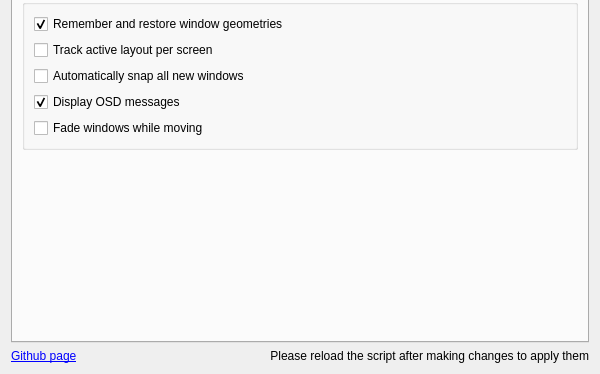
First picture: the form in src/contents/ui/config.ui, repository gerritdevriese/kzones, before the edit; both pictures show x 0 to 600 and y 426 to 800 of the 600 by 800 pixel window.
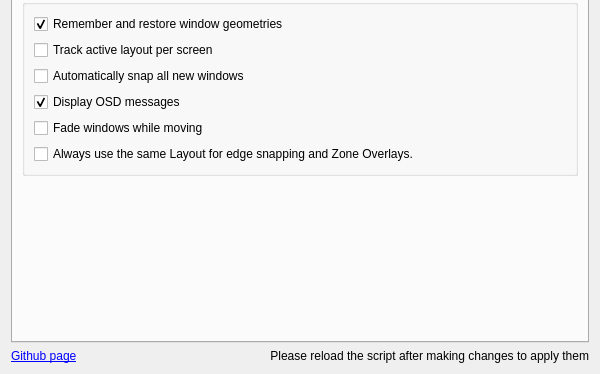
Second picture: the form after the edit. Icons and pictures are not drawn.

Commit message: allow for 'fixed' layouts that stay permanently regardless of zone selector choices

```diff
--- a/src/contents/ui/config.ui
+++ b/src/contents/ui/config.ui
@@ -316,6 +316,13 @@
             </property>
            </widget>
           </item>
+       <item>
+           <widget class="QCheckBox" name="kcfg_resetToDefaultLayout">
+               <property name="text">
+                   <string>Always use the same Layout for edge snapping and Zone Overlays.</string>
+               </property>
+           </widget>
+       </item>
          </layout>
         </widget>
        </item>
```
Lines whose indentation alone changed are shown as unchanged. The commit also changes 2 other files.
